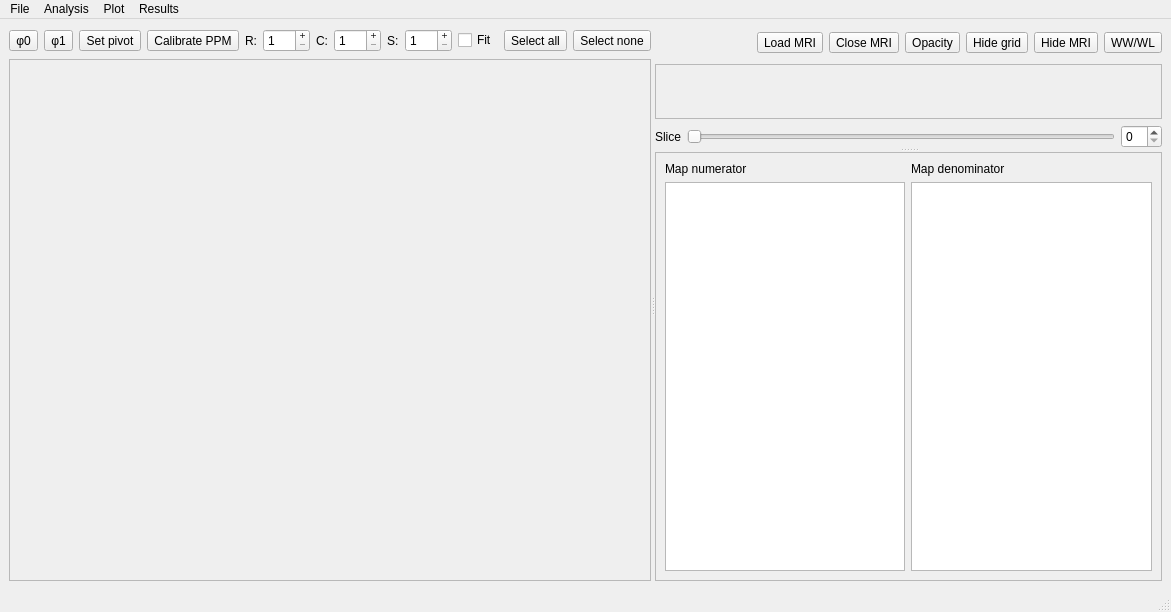
martin3141/tarquin, file src/qtgui/ui/mainwindow.ui: the form before one commit.
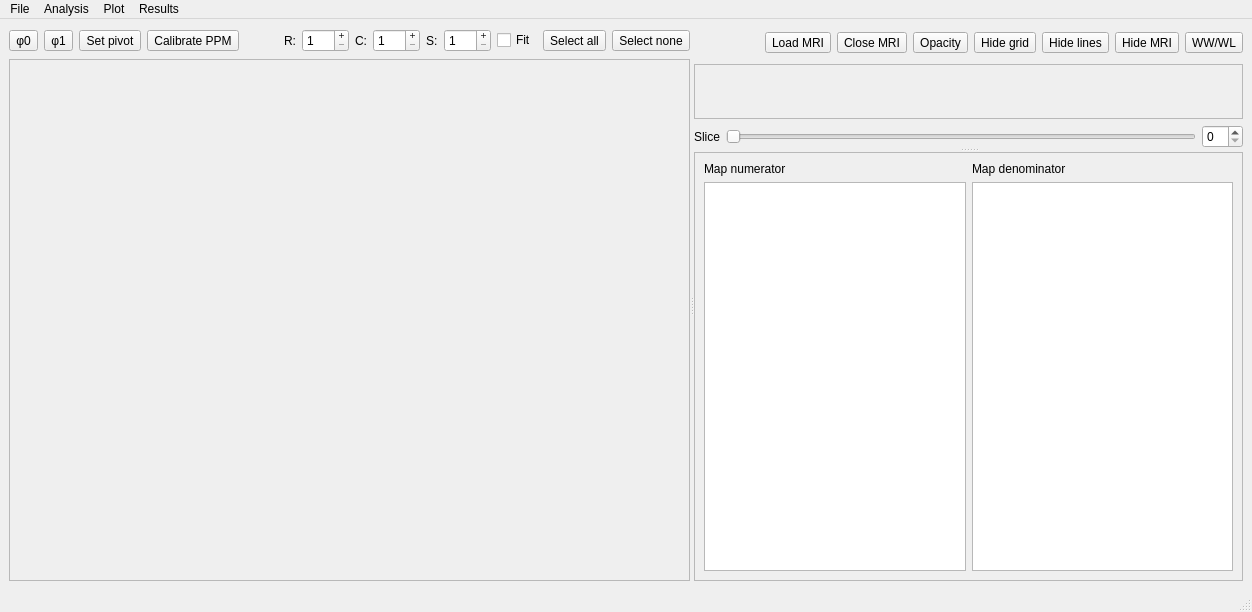
The form after the commit. Icons and pictures are not drawn.

```diff
--- a/src/qtgui/ui/mainwindow.ui
+++ b/src/qtgui/ui/mainwindow.ui
@@ -9,7 +9,7 @@
    <rect>
     <x>0</x>
     <y>0</y>
-    <width>1171</width>
+    <width>1252</width>
     <height>612</height>
    </rect>
   </property>
@@ -260,6 +260,16 @@
              </property>
             </widget>
            </item>
+           <item>
+            <widget class="QToolButton" name="hide_lines">
+             <property name="text">
+              <string>Hide lines</string>
+             </property>
+             <property name="checkable">
+              <bool>true</bool>
+             </property>
+            </widget>
+           </item>
            <item>
             <widget class="QToolButton" name="hide_mri">
              <property name="text">
@@ -369,7 +379,7 @@
     <rect>
      <x>0</x>
      <y>0</y>
-     <width>1171</width>
+     <width>1252</width>
      <height>25</height>
     </rect>
    </property>
```
